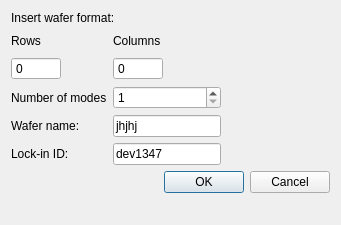
Above: zhinstlib/ui_files/wafer_dialog.ui from pikestefan/zhinst_project before the change. Below: the same form after it.
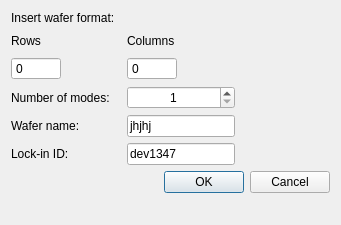
That is the form after the change.

Commit message: Minor cosmetic changes to the dialogs.

Diff of the .ui file:
```diff
--- a/zhinstlib/ui_files/wafer_dialog.ui
+++ b/zhinstlib/ui_files/wafer_dialog.ui
@@ -16,7 +16,7 @@
   <layout class="QGridLayout" name="gridLayout_2">
    <item row="0" column="0">
     <layout class="QGridLayout" name="gridLayout">
-     <item row="1" column="2">
+     <item row="1" column="3">
       <spacer name="horizontalSpacer">
        <property name="orientation">
         <enum>Qt::Horizontal</enum>
@@ -32,19 +32,22 @@
      <item row="3" column="0">
       <widget class="QLabel" name="label_5">
        <property name="text">
-        <string>Number of modes</string>
+        <string>Number of modes:</string>
        </property>
       </widget>
      </item>
-     <item row="0" column="0" colspan="2">
+     <item row="0" column="0" colspan="3">
       <widget class="QLabel" name="label">
        <property name="text">
         <string>Insert wafer format:</string>
        </property>
       </widget>
      </item>
-     <item row="3" column="1">
+     <item row="3" column="2">
       <widget class="QSpinBox" name="modeNumber">
+       <property name="alignment">
+        <set>Qt::AlignCenter</set>
+       </property>
        <property name="minimum">
         <number>1</number>
        </property>
@@ -79,40 +82,7 @@
        </property>
       </widget>
      </item>
-     <item row="4" column="1">
-      <widget class="QLineEdit" name="waferName">
-       <property name="text">
-        <string>jhjhj</string>
-       </property>
-      </widget>
-     </item>
-     <item row="1" column="1">
-      <widget class="QLabel" name="label_3">
-       <property name="text">
-        <string>Columns</string>
-       </property>
-      </widget>
-     </item>
-     <item row="2" column="1">
-      <widget class="QSpinBox" name="colsBox">
-       <property name="sizePolicy">
-        <sizepolicy hsizetype="Expanding" vsizetype="Fixed">
-         <horstretch>0</horstretch>
-         <verstretch>0</verstretch>
-        </sizepolicy>
-       </property>
-       <property name="maximumSize">
-        <size>
-         <width>50</width>
-         <height>16777215</height>
-        </size>
-       </property>
-       <property name="buttonSymbols">
-        <enum>QAbstractSpinBox::NoButtons</enum>
-       </property>
-      </widget>
-     </item>
-     <item row="6" column="0" colspan="3">
+     <item row="6" column="0" colspan="4">
       <widget class="QDialogButtonBox" name="buttonBox">
        <property name="orientation">
         <enum>Qt::Horizontal</enum>
@@ -122,14 +92,7 @@
        </property>
       </widget>
      </item>
-     <item row="1" column="0">
-      <widget class="QLabel" name="label_2">
-       <property name="text">
-        <string>Rows</string>
-       </property>
-      </widget>
-     </item>
-     <item row="7" column="1">
+     <item row="7" column="2">
       <spacer name="verticalSpacer">
        <property name="orientation">
         <enum>Qt::Vertical</enum>
@@ -142,19 +105,6 @@
        </property>
       </spacer>
      </item>
-     <item row="2" column="2">
-      <spacer name="horizontalSpacer_3">
-       <property name="orientation">
-        <enum>Qt::Horizontal</enum>
-       </property>
-       <property name="sizeHint" stdset="0">
-        <size>
-         <width>40</width>
-         <height>20</height>
-        </size>
-       </property>
-      </spacer>
-     </item>
      <item row="5" column="0">
       <widget class="QLabel" name="label_6">
        <property name="text">
@@ -162,13 +112,82 @@
        </property>
       </widget>
      </item>
-     <item row="5" column="1">
+     <item row="1" column="0">
+      <widget class="QLabel" name="label_2">
+       <property name="text">
+        <string>Rows</string>
+       </property>
+      </widget>
+     </item>
+     <item row="5" column="2">
       <widget class="QLineEdit" name="lockinID">
        <property name="text">
         <string>dev1347</string>
        </property>
       </widget>
      </item>
+     <item row="2" column="3">
+      <spacer name="horizontalSpacer_3">
+       <property name="orientation">
+        <enum>Qt::Horizontal</enum>
+       </property>
+       <property name="sizeHint" stdset="0">
+        <size>
+         <width>40</width>
+         <height>20</height>
+        </size>
+       </property>
+      </spacer>
+     </item>
+     <item row="1" column="2">
+      <widget class="QLabel" name="label_3">
+       <property name="text">
+        <string>Columns</string>
+       </property>
+      </widget>
+     </item>
+     <item row="2" column="2">
+      <widget class="QSpinBox" name="colsBox">
+       <property name="sizePolicy">
+        <sizepolicy hsizetype="Expanding" vsizetype="Fixed">
+         <horstretch>0</horstretch>
+         <verstretch>0</verstretch>
+        </sizepolicy>
+       </property>
+       <property name="maximumSize">
+        <size>
+         <width>50</width>
+         <height>16777215</height>
+        </size>
+       </property>
+       <property name="buttonSymbols">
+        <enum>QAbstractSpinBox::NoButtons</enum>
+       </property>
+      </widget>
+     </item>
+     <item row="4" column="2">
+      <widget class="QLineEdit" name="waferName">
+       <property name="text">
+        <string>jhjhj</string>
+       </property>
+      </widget>
+     </item>
+     <item row="3" column="1">
+      <spacer name="horizontalSpacer_2">
+       <property name="orientation">
+        <enum>Qt::Horizontal</enum>
+       </property>
+       <property name="sizeType">
+        <enum>QSizePolicy::Fixed</enum>
+       </property>
+       <property name="sizeHint" stdset="0">
+        <size>
+         <width>5</width>
+         <height>20</height>
+        </size>
+       </property>
+      </spacer>
+     </item>
     </layout>
    </item>
   </layout>
```
Left out of the diff: 2 changed lines with no effect on the pictures. The commit also changes 1 other file.
